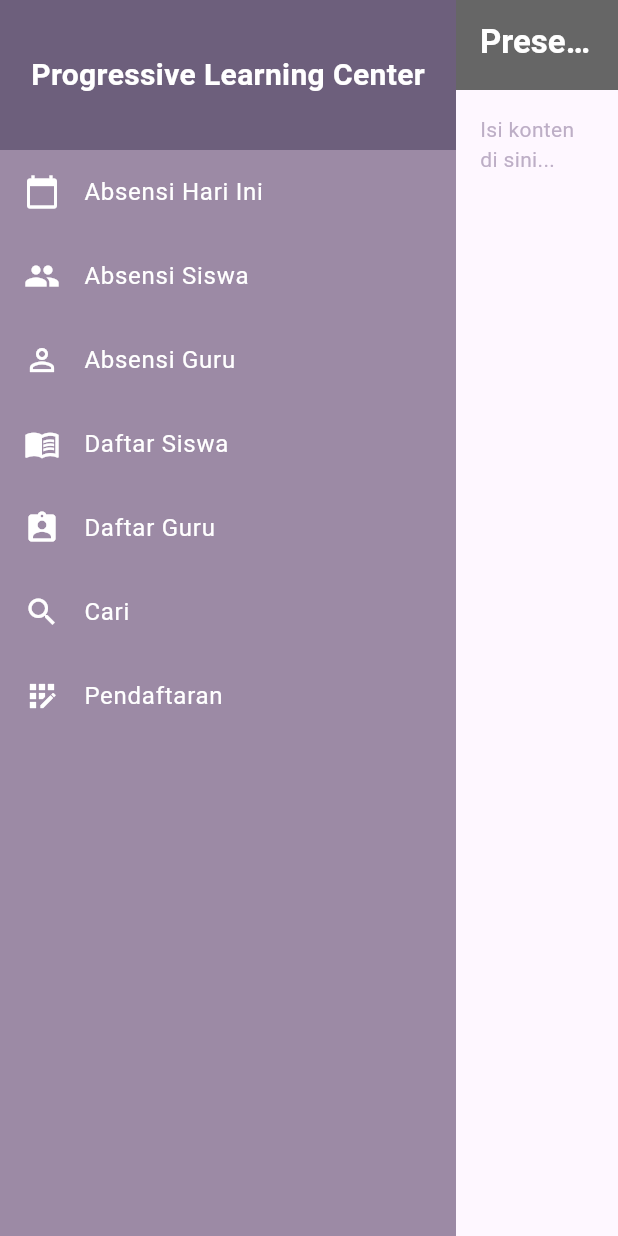
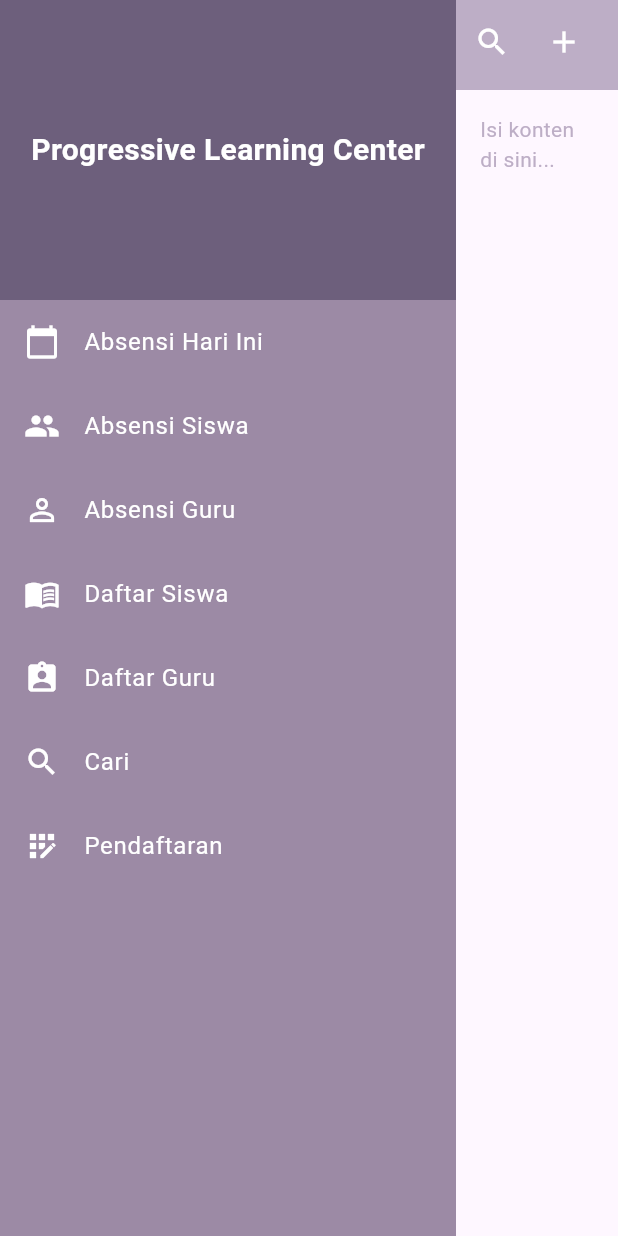
Before and after one commit to SitiMarfungahDwiLestari/absensi, a Flutter app: the AbsensiSiswaScreen screen opened directly, after a tap on "Absensi Hari Ini", on a phone screen of 412 x 824 dp. Run offline on Flutter 3.47's test engine with Material 3 defaults, Android fonts, the phone set to English and light mode, and no system bars; network calls fail.

Commit message:
add some page

```diff
--- a/lib/main.dart
+++ b/lib/main.dart
@@ -4,6 +4,7 @@ import 'package:absensi/screens/widget/navigation_drawer.dart' as custom;
 
 void main() {
   runApp(MaterialApp(
+    debugShowCheckedModeBanner: false, // Menonaktifkan banner DEBUG
     home: HomeScreen(),
   ));
 }
@@ -19,7 +20,14 @@ class HomeScreen extends StatelessWidget {
           Expanded(
             child: CustomScrollView(
               slivers: [
-                CustomSliverAppBar(title: 'Presensi Guru'),
+                CustomSliverAppBar(
+                  title:
+                      'Presensi Hari Ini', // Mengatur panjang search bar menjadi 200
+                  onAddPressed: () {
+                    // Aksi ketika ikon "+" ditekan
+                    print('Tambah data!');
+                  },
+                ),
                 SliverList(
                   delegate: SliverChildListDelegate([
                     Padding(
--- a/lib/screens/absensi_siswa.dart
+++ b/lib/screens/absensi_siswa.dart
@@ -40,7 +40,14 @@ class _AbsensiSiswaScreenState extends State<AbsensiSiswaScreen> {
           Expanded(
             child: CustomScrollView(
               slivers: [
-                CustomSliverAppBar(title: 'Presensi Guru'),
+                CustomSliverAppBar(
+                  title:
+                      'Presensi Siswa', // Mengatur panjang search bar menjadi 200
+                  onAddPressed: () {
+                    // Aksi ketika ikon "+" ditekan
+                    print('Tambah data!');
+                  },
+                ),
                 // Menggunakan SliverToBoxAdapter untuk menampilkan konten di bawah AppBar
                 SliverToBoxAdapter(
                   child: Padding(
--- a/lib/screens/widget/navigation_drawer.dart
+++ b/lib/screens/widget/navigation_drawer.dart
@@ -1,4 +1,6 @@
 import 'package:absensi/main.dart';
+import 'package:absensi/screens/daftar_guru.dart';
+import 'package:absensi/screens/daftar_siswa.dart';
 import 'package:flutter/material.dart';
 import 'package:absensi/screens/absensi_siswa.dart';
 import 'package:absensi/screens/absensi_guru.dart';
@@ -17,7 +19,7 @@ class NavigationDrawer extends StatelessWidget {
             color: Color(0xFF6d5f7c),
             padding: EdgeInsets.all(16.0),
             width: double.infinity,
-            height: 100.0,
+            height: 200.0,
             child: Center(
               child: Text(
                 'Progressive Learning Center',
@@ -66,7 +68,7 @@ class NavigationDrawer extends StatelessWidget {
             onTap: () {
               Navigator.push(
                 context,
-                MaterialPageRoute(builder: (context) => AbsensiGuruScreen()),
+                MaterialPageRoute(builder: (context) => DaftarSiswa()),
               );
             },
           ),
@@ -76,7 +78,7 @@ class NavigationDrawer extends StatelessWidget {
             onTap: () {
               Navigator.push(
                 context,
-                MaterialPageRoute(builder: (context) => AbsensiGuruScreen()),
+                MaterialPageRoute(builder: (context) => DaftarGuru()),
               );
             },
           ),
--- a/lib/screens/widget/silver_appbar.dart
+++ b/lib/screens/widget/silver_appbar.dart
@@ -1,29 +1,81 @@
 import 'package:flutter/material.dart';
 
-class CustomSliverAppBar extends StatelessWidget {
+class CustomSliverAppBar extends StatefulWidget {
   final String title;
+  final VoidCallback? onAddPressed; // Callback untuk ikon "+"
+  final double searchBarWidth; // Lebar search bar (default: 250)
 
-  const CustomSliverAppBar({Key? key, required this.title}) : super(key: key);
+  const CustomSliverAppBar({
+    Key? key,
+    required this.title,
+    this.onAddPressed,
+    this.searchBarWidth = 250.0, // Default panjang search bar
+  }) : super(key: key);
+
+  @override
+  _CustomSliverAppBarState createState() => _CustomSliverAppBarState();
+}
+
+class _CustomSliverAppBarState extends State<CustomSliverAppBar> {
+  bool _isSearchBarVisible = false; // Untuk toggle search bar
 
   @override
   Widget build(BuildContext context) {
     return SliverAppBar(
       backgroundColor: const Color(0xFFbdaec6),
-      title: Text(
-        title, // Menggunakan judul yang diberikan
-        style: const TextStyle(
-          color: Colors.white,
-          fontWeight: FontWeight.bold,
-        ),
+      title: Row(
+        children: [
+          Text(
+            widget.title,
+            style: const TextStyle(
+              color: Colors.white,
+              fontWeight: FontWeight.bold,
+            ),
+          ),
+        ],
       ),
       pinned: true,
       expandedHeight: 60,
       automaticallyImplyLeading: false,
-      flexibleSpace: const FlexibleSpaceBar(
-        background: DecoratedBox(
-          decoration: BoxDecoration(color: Color(0xFF666666)),
+      actions: [
+        // Search bar yang bisa muncul di sisi kanan
+        if (_isSearchBarVisible)
+          Container(
+            width: widget.searchBarWidth, // Mengatur panjang search bar
+            margin: const EdgeInsets.only(right: 8),
+            child: TextField(
+              decoration: InputDecoration(
+                hintText: 'Cari...',
+                prefixIcon: const Icon(Icons.search),
+                border: OutlineInputBorder(
+                  borderRadius: BorderRadius.circular(8),
+                ),
+                filled: true,
+                fillColor: Colors.white,
+              ),
+            ),
+          ),
+        // Tombol search untuk mengaktifkan/deactivate search bar
+        IconButton(
+          icon: Icon(
+            _isSearchBarVisible ? Icons.close : Icons.search,
+            color: Colors.white,
+          ),
+          onPressed: () {
+            setState(() {
+              _isSearchBarVisible = !_isSearchBarVisible;
+            });
+          },
         ),
-      ),
+        // Tombol "+"
+        Padding(
+          padding: const EdgeInsets.only(right: 20),
+          child: IconButton(
+            icon: const Icon(Icons.add, color: Colors.white),
+            onPressed: widget.onAddPressed,
+          ),
+        ),
+      ],
     );
   }
 }
```
Also changed, not shown: lib/screens/absensi_guru.dart (+7 -1 lines), lib/screens/daftar_guru.dart (added, +36 -0 lines), lib/screens/daftar_siswa.dart (added, +37 -0 lines).
